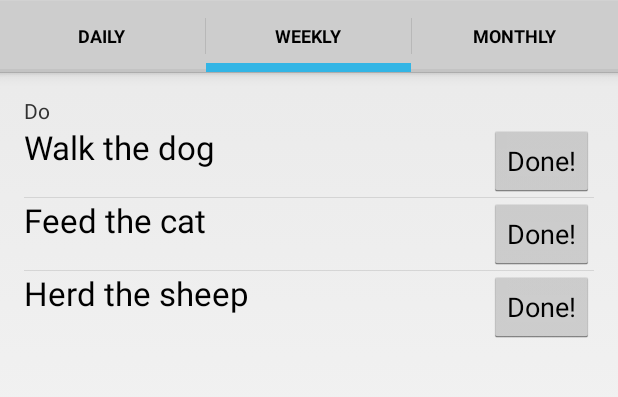
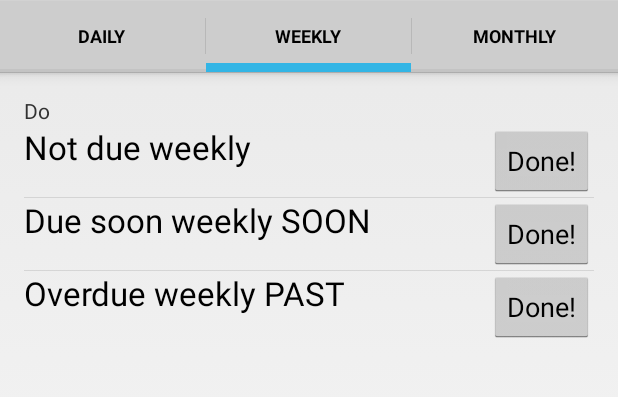
Before and after one commit to thomanil/HabitBoss, an Android app: the screen it shows after launch (MainActivity), tab 2 chosen, on a phone screen of 412 x 824 dp, the part 72-469 px from its top. Run offline under Robolectric (Android 15) with nearby library versions, the phone set to English and light mode, and no system bars.

Commit message:
Finally fixed dueSoon domain logic

```diff
--- a/HabitBoss/src/main/java/com/tknilsson/habitboss/model/Habit.java
+++ b/HabitBoss/src/main/java/com/tknilsson/habitboss/model/Habit.java
@@ -64,7 +64,7 @@ public class Habit {
     }
 
     public void markAsDone(){
-        description += " DONE!"; // TODO
+        setLastTicked(DateTime.now());
     }
 
     public void fail(){
@@ -86,15 +86,16 @@ public class Habit {
 
     public boolean isSoonDue() {
         Duration betweenTickAndNow = (new Interval(lastTicked, DateTime.now())).toDuration();
-        long minutesRemaining = betweenTickAndNow.getStandardMinutes();
-        long hoursRemaining = minutesRemaining/60;
+        long minSinceTick = betweenTickAndNow.getStandardMinutes();
+        long hrsSinceTick = betweenTickAndNow.getStandardHours();
+        long daysSinceTick = betweenTickAndNow.getStandardDays();
 
         if(timeWindow.equals(TimeWindow.DAILY)){
-            return (minutesRemaining <= 60);
+            return (minSinceTick > (23*60)  && minSinceTick < (24*60));
         } else if(timeWindow.equals(TimeWindow.WEEKLY)){
-            return (hoursRemaining <= 24);
+            return (hrsSinceTick > (6*24) && hrsSinceTick < (7*24));
         } else if(timeWindow.equals(TimeWindow.MONTHLY)){
-            return (hoursRemaining <= 24);
+            return (daysSinceTick > 27 && daysSinceTick < 31);
         } else {
             throw new RuntimeException("Unexpected timewindow type");
         }
--- a/HabitBoss/src/main/java/com/tknilsson/habitboss/model/Habits.java
+++ b/HabitBoss/src/main/java/com/tknilsson/habitboss/model/Habits.java
@@ -4,6 +4,8 @@ package com.tknilsson.habitboss.model;
 import android.content.Context;
 
 import com.tknilsson.habitboss.ui.HabitListAdapter;
+
+import org.joda.time.DateTime;
 
 import java.util.ArrayList;
 import java.util.HashMap;
@@ -16,9 +18,29 @@ public class Habits {
 
     public static ArrayList<Habit> testFixture (Habit.TimeWindow timeWindow){
         ArrayList<Habit> habits = new ArrayList<Habit>();
-        habits.add(new Habit(Habit.Kind.GOOD, timeWindow, "Walk the dog"));
-        habits.add(new Habit(Habit.Kind.GOOD, timeWindow, "Feed the cat"));
-        habits.add(new Habit(Habit.Kind.GOOD, timeWindow, "Herd the sheep"));
+        if(timeWindow.equals(Habit.TimeWindow.DAILY)){
+            Habit notDue = new Habit(Habit.Kind.GOOD, timeWindow, "Not due daily");
+            Habit dueSoon = new Habit(Habit.Kind.GOOD, timeWindow, "Due soon daily");
+            dueSoon.setLastTicked(DateTime.now().minusHours(23).minusMinutes(30));
+            Habit overdue = new Habit(Habit.Kind.GOOD, timeWindow, "Overdue daily");
+            overdue.setLastTicked(DateTime.now().minusHours(25));
+            habits.add(notDue); habits.add(dueSoon); habits.add(overdue);
+        } else if(timeWindow.equals(Habit.TimeWindow.WEEKLY)){
+            Habit notDue = new Habit(Habit.Kind.GOOD, timeWindow, "Not due weekly");
+            Habit dueSoon = new Habit(Habit.Kind.GOOD, timeWindow, "Due soon weekly");
+            dueSoon.setLastTicked(DateTime.now().minusDays(6).minusHours(12));
+            Habit overdue = new Habit(Habit.Kind.GOOD, timeWindow, "Overdue weekly");
+            overdue.setLastTicked(DateTime.now().minusDays(8));
+            habits.add(notDue); habits.add(dueSoon); habits.add(overdue);
+        } else if(timeWindow.equals(Habit.TimeWindow.MONTHLY)){
+            Habit notDue = new Habit(Habit.Kind.GOOD, timeWindow, "Not due monthly");
+            Habit dueSoon = new Habit(Habit.Kind.GOOD, timeWindow, "Due soon monthly");
+            dueSoon.setLastTicked(DateTime.now().minusDays(29));
+            Habit overdue = new Habit(Habit.Kind.GOOD, timeWindow, "Overdue monthly");
+            overdue.setLastTicked(DateTime.now().minusDays(40));
+            habits.add(notDue); habits.add(dueSoon); habits.add(overdue);
+        }
+
         return habits;
     }
 
--- a/HabitBoss/src/main/java/com/tknilsson/habitboss/ui/HabitListAdapter.java
+++ b/HabitBoss/src/main/java/com/tknilsson/habitboss/ui/HabitListAdapter.java
@@ -40,8 +40,16 @@ public class HabitListAdapter extends ArrayAdapter<Habit> {
         final Habit habit = habits.get(position);
         final HabitListAdapter adapter = this;
 
+        String habitDescription = habit.getDescription();
+        if(habit.isSoonDue()){
+            habitDescription += " SOON ";
+        }
+        if(habit.isOverdue()){
+            habitDescription += " PAST ";
+        }
+
         TextView textView = (TextView) rowView.findViewById(R.id.habit_row_text);
-        textView.setText(habit.getDescription());
+        textView.setText(habitDescription);
 
         final Button doneBtn = (Button) rowView.findViewById(R.id.habit_done_button);
         doneBtn.setOnClickListener(new View.OnClickListener() {
```
Also changed, not shown: 1 other file.
